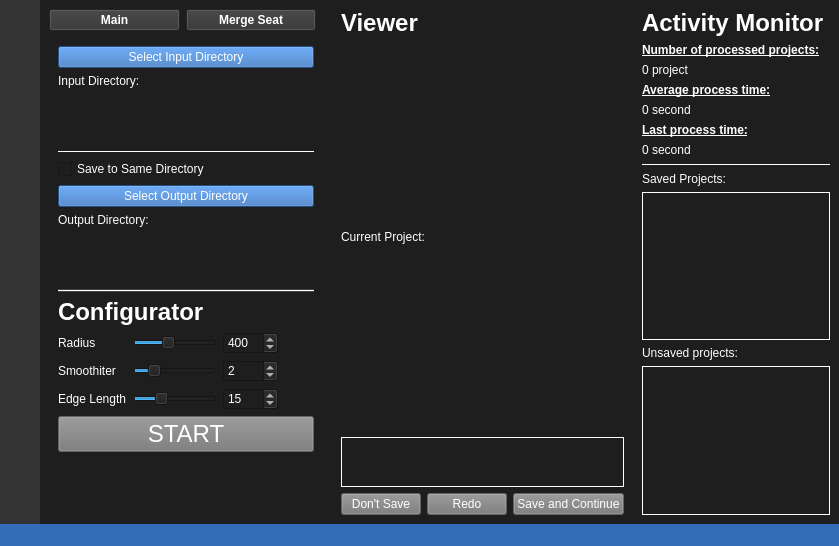
Qt form SAS_GUI.ui (danieljiang520/Simba) before a commit.
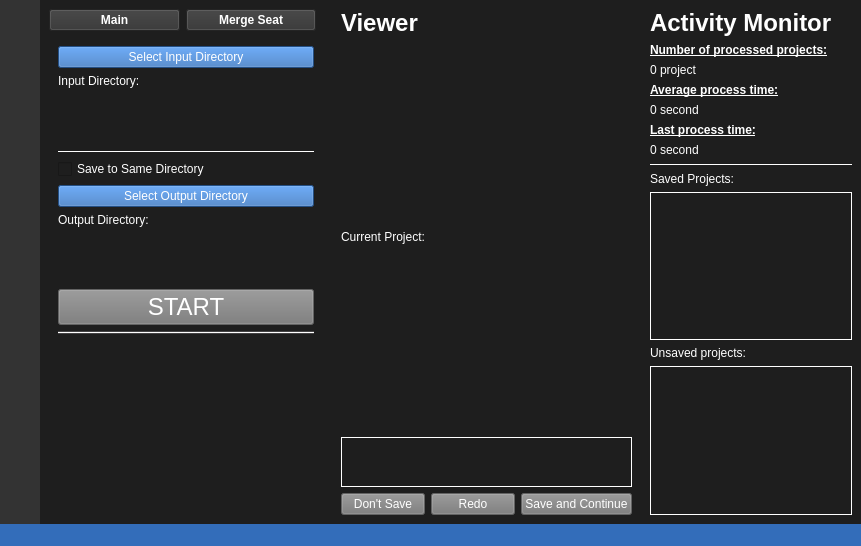
The same form after that commit. Icons and pictures are not drawn.

Commit message: Integrated New Adaptable Configurator, added examples & documentation

What changed in the file:
```diff
--- a/SAS_GUI.ui
+++ b/SAS_GUI.ui
@@ -6,7 +6,7 @@
    <rect>
     <x>0</x>
     <y>0</y>
-    <width>839</width>
+    <width>861</width>
     <height>546</height>
    </rect>
   </property>
@@ -472,6 +472,35 @@
              </property>
             </widget>
            </item>
+           <item>
+            <widget class="QPushButton" name="pushButton_start">
+             <property name="enabled">
+              <bool>false</bool>
+             </property>
+             <property name="font">
+              <font>
+               <family>Arial</family>
+               <pointsize>18</pointsize>
+               <weight>50</weight>
+               <bold>false</bold>
+              </font>
+             </property>
+             <property name="styleSheet">
+              <string notr="true">QPushButton::hover{
+	background-color: rgb(41, 83, 144);
+}
+QPushButton{
+	background-color: rgb(49, 110, 186);
+}
+QPushButton:disabled {
+	background-color: rgb(121, 121, 121);
+}</string>
+             </property>
+             <property name="text">
+              <string>START</string>
+             </property>
+            </widget>
+           </item>
            <item>
             <widget class="Line" name="line_bottomLeft">
              <property name="styleSheet">
@@ -488,357 +517,6 @@
              </property>
             </widget>
            </item>
-           <item>
-            <layout class="QHBoxLayout" name="horizontalLayout_configurator">
-             <item>
-              <widget class="QLabel" name="label_configurator">
-               <property name="sizePolicy">
-                <sizepolicy hsizetype="Expanding" vsizetype="Fixed">
-                 <horstretch>0</horstretch>
-                 <verstretch>0</verstretch>
-                </sizepolicy>
-               </property>
-               <property name="font">
-                <font>
-                 <family>Arial</family>
-                 <pointsize>18</pointsize>
-                 <weight>75</weight>
-                 <bold>true</bold>
-                </font>
-               </property>
-               <property name="text">
-                <string>Configurator</string>
-               </property>
-              </widget>
-             </item>
-             <item>
-              <widget class="QPushButton" name="pushButton_resetAll">
-               <property name="minimumSize">
-                <size>
-                 <width>30</width>
-                 <height>20</height>
-                </size>
-               </property>
-               <property name="styleSheet">
-                <string notr="true">QPushButton::hover{
-	background-color: rgb(68, 67, 68);
-}
-QPushButton{
-	border: 10px;
-}</string>
-               </property>
-               <property name="text">
-                <string/>
-               </property>
-               <property name="icon">
-                <iconset>
-                 <normaloff>res/back.png</normaloff>res/back.png</iconset>
-               </property>
-               <property name="iconSize">
-                <size>
-                 <width>20</width>
-                 <height>16</height>
-                </size>
-               </property>
-              </widget>
-             </item>
-             <item>
-              <widget class="QPushButton" name="pushButton_configInfo">
-               <property name="maximumSize">
-                <size>
-                 <width>20</width>
-                 <height>20</height>
-                </size>
-               </property>
-               <property name="styleSheet">
-                <string notr="true">QPushButton::hover{
-	background-color: rgb(68, 67, 68);
-}
-QPushButton{
-	border: 10px;
-}</string>
-               </property>
-               <property name="text">
-                <string/>
-               </property>
-               <property name="icon">
-                <iconset>
-                 <normaloff>res/info.png</normaloff>res/info.png</iconset>
-               </property>
-              </widget>
-             </item>
-            </layout>
-           </item>
-           <item>
-            <layout class="QGridLayout" name="gridLayout_topRight">
-             <property name="sizeConstraint">
-              <enum>QLayout::SetMaximumSize</enum>
-             </property>
-             <item row="1" column="2">
-              <widget class="QSpinBox" name="spinBox_radius">
-               <property name="maximum">
-                <number>999</number>
-               </property>
-               <property name="singleStep">
-                <number>50</number>
-               </property>
-               <property name="value">
-                <number>400</number>
-               </property>
-              </widget>
-             </item>
-             <item row="3" column="3">
-              <widget class="QPushButton" name="pushButton_defEdge">
-               <property name="maximumSize">
-                <size>
-                 <width>30</width>
-                 <height>20</height>
-                </size>
-               </property>
-               <property name="styleSheet">
-                <string notr="true">QPushButton::hover{
-	background-color: rgb(68, 67, 68);
-}
-QPushButton{
-	border: 10px;
-}</string>
-               </property>
-               <property name="text">
-                <string/>
-               </property>
-               <property name="icon">
-                <iconset>
-                 <normaloff>res/back.png</normaloff>res/back.png</iconset>
-               </property>
-               <property name="iconSize">
-                <size>
-                 <width>20</width>
-                 <height>16</height>
-                </size>
-               </property>
-              </widget>
-             </item>
-             <item row="2" column="0">
-              <widget class="QLabel" name="label_smoothiter">
-               <property name="text">
-                <string>Smoothiter</string>
-               </property>
-              </widget>
-             </item>
-             <item row="2" column="3">
-              <widget class="QPushButton" name="pushButton_defSmoothiter">
-               <property name="maximumSize">
-                <size>
-                 <width>30</width>
-                 <height>20</height>
-                </size>
-               </property>
-               <property name="styleSheet">
-                <string notr="true">QPushButton::hover{
-	background-color: rgb(68, 67, 68);
-}
-QPushButton{
-	border: 10px;
-}</string>
-               </property>
-               <property name="text">
-                <string/>
-               </property>
-               <property name="icon">
-                <iconset>
-                 <normaloff>res/back.png</normaloff>res/back.png</iconset>
-               </property>
-               <property name="iconSize">
-                <size>
-                 <width>20</width>
-                 <height>16</height>
-                </size>
-               </property>
-              </widget>
-             </item>
-             <item row="1" column="1">
-              <widget class="QSlider" name="horizontalSlider_radius">
-               <property name="sizePolicy">
-                <sizepolicy hsizetype="Fixed" vsizetype="Fixed">
-                 <horstretch>0</horstretch>
-                 <verstretch>0</verstretch>
-                </sizepolicy>
-               </property>
-               <property name="maximumSize">
-                <size>
-                 <width>137</width>
-                 <height>16777215</height>
-                </size>
-               </property>
-               <property name="autoFillBackground">
-                <bool>false</bool>
-               </property>
-               <property name="styleSheet">
-                <string notr="true"/>
-               </property>
-               <property name="maximum">
-                <number>999</number>
-               </property>
-               <property name="singleStep">
-                <number>50</number>
-               </property>
-               <property name="value">
-                <number>400</number>
-               </property>
-               <property name="orientation">
-                <enum>Qt::Horizontal</enum>
-               </property>
-              </widget>
-             </item>
-             <item row="1" column="0">
-              <widget class="QLabel" name="label_radius">
-               <property name="text">
-                <string>Radius</string>
-               </property>
-              </widget>
-             </item>
-             <item row="3" column="1">
-              <widget class="QSlider" name="horizontalSlider_edge">
-               <property name="sizePolicy">
-                <sizepolicy hsizetype="Fixed" vsizetype="Fixed">
-                 <horstretch>0</horstretch>
-                 <verstretch>0</verstretch>
-                </sizepolicy>
-               </property>
-               <property name="maximumSize">
-                <size>
-                 <width>137</width>
-                 <height>16777215</height>
-                </size>
-               </property>
-               <property name="maximum">
-                <number>50</number>
-               </property>
-               <property name="singleStep">
-                <number>5</number>
-               </property>
-               <property name="value">
-                <number>15</number>
-               </property>
-               <property name="orientation">
-                <enum>Qt::Horizontal</enum>
-               </property>
-              </widget>
-             </item>
-             <item row="3" column="0">
-              <widget class="QLabel" name="label_edge">
-               <property name="text">
-                <string>Edge Length</string>
-               </property>
-              </widget>
-             </item>
-             <item row="2" column="1">
-              <widget class="QSlider" name="horizontalSlider_smoothiter">
-               <property name="sizePolicy">
-                <sizepolicy hsizetype="Fixed" vsizetype="Fixed">
-                 <horstretch>0</horstretch>
-                 <verstretch>0</verstretch>
-                </sizepolicy>
-               </property>
-               <property name="maximumSize">
-                <size>
-                 <width>137</width>
-                 <height>16777215</height>
-                </size>
-               </property>
-               <property name="maximum">
-                <number>10</number>
-               </property>
-               <property name="value">
-                <number>2</number>
-               </property>
-               <property name="orientation">
-                <enum>Qt::Horizontal</enum>
-               </property>
-              </widget>
-             </item>
-             <item row="1" column="3">
-              <widget class="QPushButton" name="pushButton_defRadius">
-               <property name="maximumSize">
-                <size>
-                 <width>30</width>
-                 <height>20</height>
-                </size>
-               </property>
-               <property name="styleSheet">
-                <string notr="true">QPushButton::hover{
-	background-color: rgb(68, 67, 68);
-}
-QPushButton{
-	border: 10px;
-}</string>
-               </property>
-               <property name="text">
-                <string/>
-               </property>
-               <property name="icon">
-                <iconset>
-                 <normaloff>res/back.png</normaloff>res/back.png</iconset>
-               </property>
-               <property name="iconSize">
-                <size>
-                 <width>20</width>
-                 <height>16</height>
-                </size>
-               </property>
-              </widget>
-             </item>
-             <item row="2" column="2">
-              <widget class="QSpinBox" name="spinBox_smoothiter">
-               <property name="maximum">
-                <number>10</number>
-               </property>
-               <property name="value">
-                <number>2</number>
-               </property>
-              </widget>
-             </item>
-             <item row="3" column="2">
-              <widget class="QSpinBox" name="spinBox_edge">
-               <property name="maximum">
-                <number>50</number>
-               </property>
-               <property name="value">
-                <number>15</number>
-               </property>
-              </widget>
-             </item>
-            </layout>
-           </item>
-           <item>
-            <widget class="QPushButton" name="pushButton_start">
-             <property name="enabled">
-              <bool>false</bool>
-             </property>
-             <property name="font">
-              <font>
-               <family>Arial</family>
-               <pointsize>18</pointsize>
-               <weight>50</weight>
-               <bold>false</bold>
-              </font>
-             </property>
-             <property name="styleSheet">
-              <string notr="true">QPushButton::hover{
-	background-color: rgb(41, 83, 144);
-}
-QPushButton{
-	background-color: rgb(49, 110, 186);
-}
-QPushButton:disabled {
-	background-color: rgb(121, 121, 121);
-}</string>
-             </property>
-             <property name="text">
-              <string>START</string>
-             </property>
-            </widget>
-           </item>
            <item>
             <spacer name="verticalSpacer_panelLeft">
              <property name="orientation">
```
Left out of the diff: 164 changed lines with no effect on the pictures. The commit also changes 6 other files.
